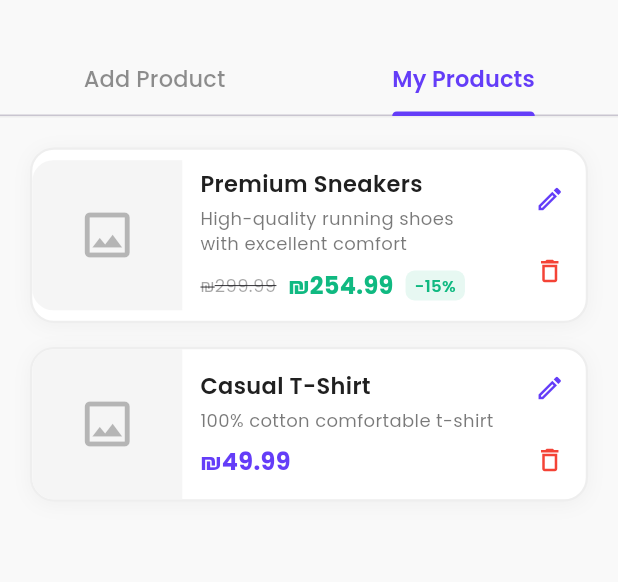
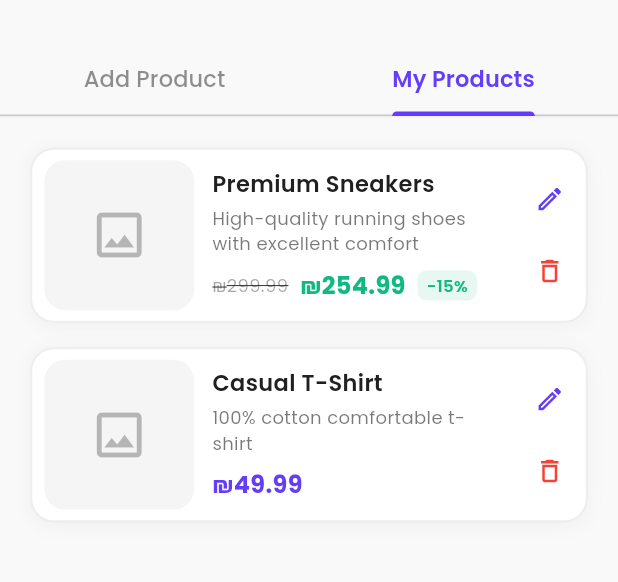
Before and after one commit to hashimsaffarini/ShopLink, a Flutter app: the AddProductView screen opened by its route, tab 2 chosen, on a phone screen of 412 x 824 dp, the part 88-670 px from its top. Run offline on Flutter 3.47's test engine with Material 3 defaults, Android fonts, the phone set to English and light mode, and no system bars; our stand-ins replace flutter_riverpod, google_fonts, image_picker.

Commit message:
feat: Adjust product card layout by adding spacing and modifying border radius

```diff
--- a/lib/views/add_product/widgets/product_list_section.dart
+++ b/lib/views/add_product/widgets/product_list_section.dart
@@ -147,15 +147,15 @@ class ProductCard extends StatelessWidget {
       ),
       child: Row(
         children: [
+          const SizedBox(width: 8),
           // Product Image
           Container(
             width: 100,
             height: 100,
             decoration: BoxDecoration(
               color: Colors.grey.shade100,
-              borderRadius: const BorderRadius.only(
-                topLeft: Radius.circular(14),
-                bottomLeft: Radius.circular(14),
+              borderRadius: const BorderRadius.all(
+                Radius.circular(14),
               ),
             ),
             child: product.imagePath != null
```
